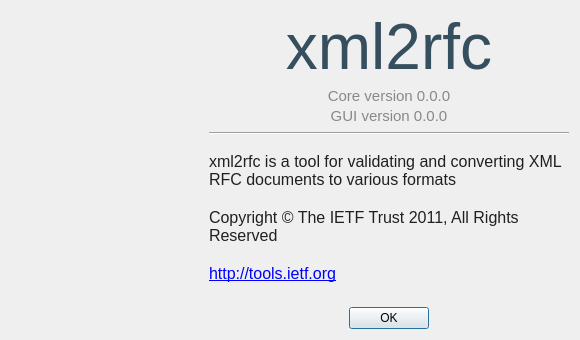
Old version of the form version2/gui/ui/about.ui in the repository ietf-tools/vocabulary_design_team_2013_2017.
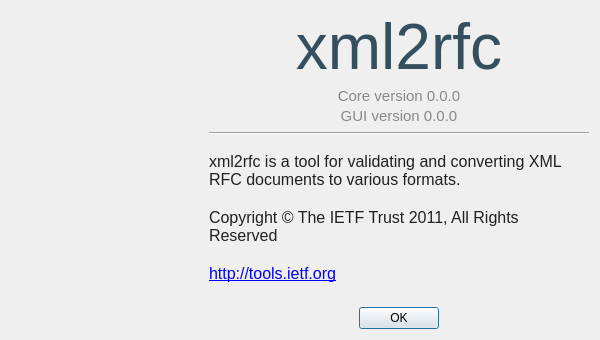
New version of the form. Icons and pictures are not drawn.

Diff of the .ui file:
```diff
--- a/version2/gui/ui/about.ui
+++ b/version2/gui/ui/about.ui
@@ -6,7 +6,7 @@
    <rect>
     <x>0</x>
     <y>0</y>
-    <width>580</width>
+    <width>600</width>
     <height>340</height>
    </rect>
   </property>
@@ -18,13 +18,13 @@
   </property>
   <property name="minimumSize">
    <size>
-    <width>580</width>
+    <width>600</width>
     <height>340</height>
    </size>
   </property>
   <property name="maximumSize">
    <size>
-    <width>580</width>
+    <width>600</width>
     <height>340</height>
    </size>
   </property>
@@ -176,7 +176,7 @@
 &lt;html&gt;&lt;head&gt;&lt;meta name=&quot;qrichtext&quot; content=&quot;1&quot; /&gt;&lt;style type=&quot;text/css&quot;&gt;
 p, li { white-space: pre-wrap; }
 &lt;/style&gt;&lt;/head&gt;&lt;body style=&quot; font-family:'Verdana'; font-size:12pt; font-weight:400; font-style:normal;&quot;&gt;
-&lt;p style=&quot; margin-top:0px; margin-bottom:0px; margin-left:0px; margin-right:0px; -qt-block-indent:0; text-indent:0px;&quot;&gt;xml2rfc is a tool for validating and converting XML RFC documents to various formats&lt;/p&gt;
+&lt;p style=&quot; margin-top:0px; margin-bottom:0px; margin-left:0px; margin-right:0px; -qt-block-indent:0; text-indent:0px;&quot;&gt;xml2rfc is a tool for validating and converting XML RFC documents to various formats.&lt;/p&gt;
 &lt;p style=&quot;-qt-paragraph-type:empty; margin-top:0px; margin-bottom:0px; margin-left:0px; margin-right:0px; -qt-block-indent:0; text-indent:0px;&quot;&gt;&lt;/p&gt;
 &lt;p style=&quot; margin-top:0px; margin-bottom:0px; margin-left:0px; margin-right:0px; -qt-block-indent:0; text-indent:0px;&quot;&gt;Copyright © The IETF Trust 2011, All Rights Reserved&lt;/p&gt;
 &lt;p style=&quot;-qt-paragraph-type:empty; margin-top:0px; margin-bottom:0px; margin-left:0px; margin-right:0px; -qt-block-indent:0; text-indent:0px;&quot;&gt;&lt;/p&gt;
```
